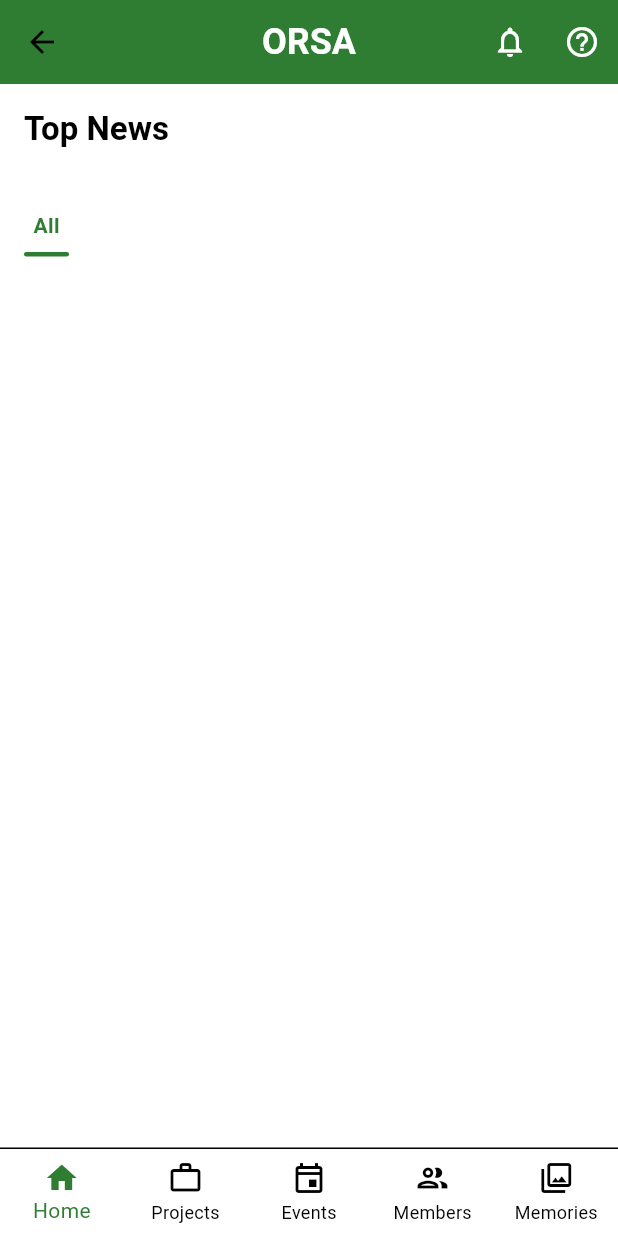
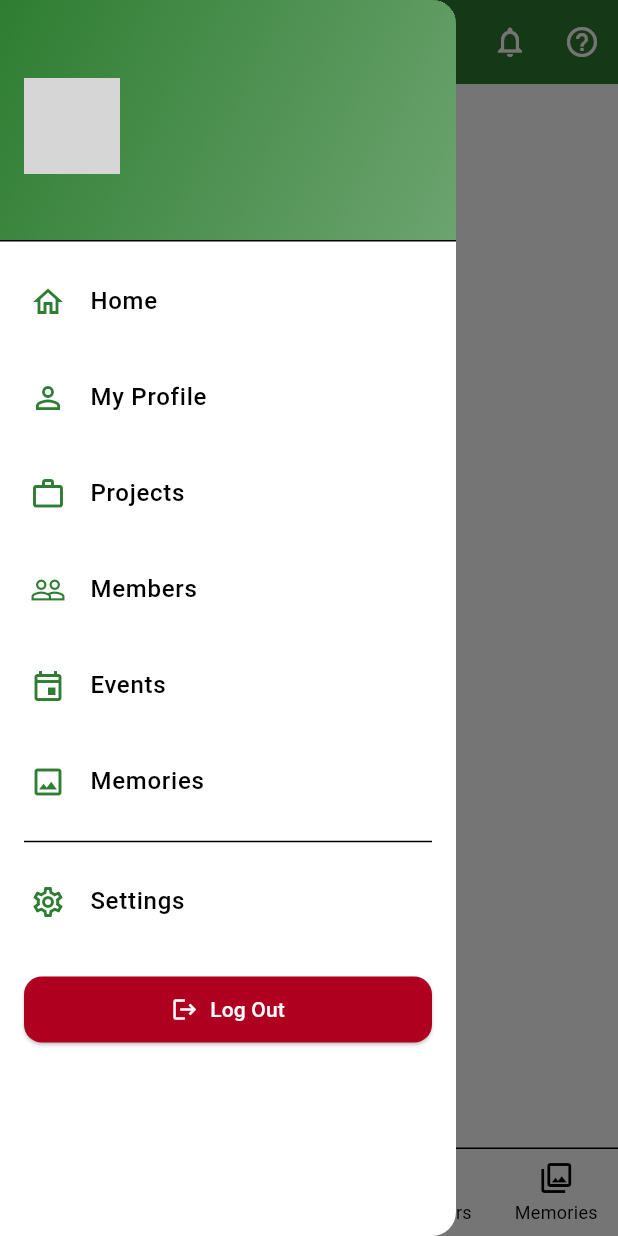
Before and after one commit to Apps-nipuna/Nowa, a Flutter app: the MainNavigationPage screen opened by its route, with the side drawer open (before the commit the screen has no drawer), on a phone screen of 412 x 824 dp. Run offline on Flutter 3.47's test engine with Material 3 defaults, Android fonts, the light colour scheme and no system bars; our stand-ins replace dio, shared_preferences, supabase_flutter; missing offline and left inert: nowa_runtime; accounts and stored records are empty; network calls fail; grey boxes are pictures that could not be loaded.

Commit message:
side menu 1

```diff
--- /dev/null
+++ b/lib/components/side_menu.dart
@@ -0,0 +1,275 @@
+import 'package:flutter/material.dart';
+import 'package:nowa_runtime/nowa_runtime.dart';
+import 'package:supabase_flutter/supabase_flutter.dart';
+import 'package:orsa_3/pages/sign_in_page.dart';
+import 'package:orsa_3/pages/home_page.dart';
+import 'package:orsa_3/pages/my_profile.dart';
+import 'package:orsa_3/pages/projects.dart';
+import 'package:orsa_3/pages/members.dart';
+import 'package:orsa_3/pages/events.dart';
+import 'package:orsa_3/pages/memories_home.dart';
+
+@NowaGenerated()
+class SideMenu extends StatefulWidget {
+  @NowaGenerated({'loader': 'auto-constructor'})
+  const SideMenu({super.key});
+
+  @override
+  State<SideMenu> createState() {
+    return _SideMenuState();
+  }
+}
+
+@NowaGenerated()
+class _SideMenuState extends State<SideMenu> {
+  late Future<Map<String, dynamic>?> userProfileFuture;
+
+  @override
+  void initState() {
+    super.initState();
+    userProfileFuture = _fetchUserProfile();
+  }
+
+  Future<Map<String, dynamic>?> _fetchUserProfile() async {
+    try {
+      final userId = Supabase.instance.client.auth.currentUser!.id;
+      if (userId == null) {
+        return null;
+      }
+      final response = await Supabase.instance.client
+          .from('profiles')
+          .select()
+          .eq('id', userId)
+          .single();
+      return response as Map<String, dynamic>;
+    } catch (e) {
+      return null;
+    }
+  }
+
+  Future<void> _handleLogout() async {
+    try {
+      await Supabase.instance.client.auth.signOut();
+      if (mounted) {
+        Navigator.of(context).pushAndRemoveUntil(
+          MaterialPageRoute(builder: (context) => const SignInPage()),
+          (route) => false,
+        );
+      }
+    } catch (e) {
+      if (mounted) {
+        ScaffoldMessenger.of(
+          context,
+        ).showSnackBar(SnackBar(content: Text('Error signing out: ${e}')));
+      }
+    }
+  }
+
+  Widget _buildUserHeader(BuildContext context, Map<String, dynamic> profile) {
+    final avatarUrl = profile['avatar_url'] as String?;
+    final commonName = profile['common_name'] as String? ?? 'User';
+    final position = profile['position'] as String? ?? '';
+    return Column(
+      crossAxisAlignment: CrossAxisAlignment.start,
+      mainAxisAlignment: MainAxisAlignment.end,
+      children: [
+        avatarUrl != null
+            ? CircleAvatar(
+                radius: 32,
+                backgroundImage: NetworkImage(avatarUrl!),
+              )
+            : CircleAvatar(
+                radius: 32,
+                backgroundColor: Theme.of(context).colorScheme.onPrimary,
+                child: Text(
+                  commonName.isNotEmpty ? commonName[0].toUpperCase() : '?',
+                  style: Theme.of(context).textTheme.headlineMedium?.copyWith(
+                    color: Theme.of(context).colorScheme.primary,
+                    fontWeight: FontWeight.bold,
+                  ),
+                ),
+              ),
+        const SizedBox(height: 12),
+        Text(
+          commonName,
+          style: Theme.of(context).textTheme.titleMedium?.copyWith(
+            color: Theme.of(context).colorScheme.onPrimary,
+            fontWeight: FontWeight.bold,
+          ),
+        ),
+        if (position.isNotEmpty) ...[
+          const SizedBox(height: 4),
+          Text(
+            position,
+            style: Theme.of(context).textTheme.labelSmall?.copyWith(
+              color: Theme.of(
+                context,
+              ).colorScheme.onPrimary.withValues(alpha: 0.8),
+            ),
+          ),
+        ],
+      ],
+    );
+  }
+
+  Widget _buildMenuItem(
+    BuildContext context, {
+    required IconData icon,
+    required String label,
+    required void Function() onTap,
+  }) {
+    return ListTile(
+      leading: Icon(
+        icon,
+        color: Theme.of(context).colorScheme.primary,
+        size: 24,
+      ),
+      title: Text(
+        label,
+        style: Theme.of(
+          context,
+        ).textTheme.bodyLarge?.copyWith(fontWeight: FontWeight.w500),
+      ),
+      contentPadding: const EdgeInsets.symmetric(horizontal: 20, vertical: 4),
+      onTap: onTap,
+      shape: RoundedRectangleBorder(borderRadius: BorderRadius.circular(8)),
+      hoverColor: Theme.of(context).colorScheme.primary.withValues(alpha: 0.1),
+    );
+  }
+
+  @override
+  Widget build(BuildContext context) {
+    return Drawer(
+      backgroundColor: Theme.of(context).colorScheme.surface,
+      child: FutureBuilder<Map<String, dynamic>?>(
+        future: userProfileFuture,
+        builder: (context, snapshot) => ListView(
+          padding: EdgeInsets.zero,
+          children: [
+            DrawerHeader(
+              decoration: BoxDecoration(
+                gradient: LinearGradient(
+                  begin: Alignment.topLeft,
+                  end: Alignment.bottomRight,
+                  colors: [
+                    Theme.of(context).colorScheme.primary,
+                    Theme.of(
+                      context,
+                    ).colorScheme.primary.withValues(alpha: 0.7),
+                  ],
+                ),
+              ),
+              child:
+                  snapshot.connectionState == ConnectionState.done &&
+                      snapshot.hasData
+                  ? _buildUserHeader(context, snapshot.data!)
+                  : Center(
+                      child: CircularProgressIndicator(
+                        color: Theme.of(context).colorScheme.onPrimary,
+                      ),
+                    ),
+            ),
+            _buildMenuItem(
+              context,
+              icon: Icons.home_outlined,
+              label: 'Home',
+              onTap: () {
+                Navigator.pop(context);
+                Navigator.of(context).pushAndRemoveUntil(
+                  MaterialPageRoute(builder: (context) => const HomePage()),
+                  (route) => false,
+                );
+              },
+            ),
+            _buildMenuItem(
+              context,
+              icon: Icons.person_outline,
+              label: 'My Profile',
+              onTap: () {
+                Navigator.pop(context);
+                Navigator.push(
+                  context,
+                  MaterialPageRoute(builder: (context) => const MyProfile()),
+                );
+              },
+            ),
+            _buildMenuItem(
+              context,
+              icon: Icons.work_outline,
+              label: 'Projects',
+              onTap: () {
+                Navigator.pop(context);
+                Navigator.push(
+                  context,
+                  MaterialPageRoute(builder: (context) => const Projects()),
+                );
+              },
+            ),
+            _buildMenuItem(
+              context,
+              icon: Icons.people_outline,
+              label: 'Members',
+              onTap: () {
+                Navigator.pop(context);
+                Navigator.push(
+                  context,
+                  MaterialPageRoute(builder: (context) => const Members()),
+                );
+              },
+            ),
+            _buildMenuItem(
+              context,
+              icon: Icons.event_outlined,
+              label: 'Events',
+              onTap: () {
+                Navigator.pop(context);
+                Navigator.push(
+                  context,
+                  MaterialPageRoute(builder: (context) => const Events()),
+                );
+              },
+            ),
+            _buildMenuItem(
+              context,
+              icon: Icons.image_outlined,
+              label: 'Memories',
+              onTap: () {
+                Navigator.pop(context);
+                Navigator.push(
+                  context,
+                  MaterialPageRoute(builder: (context) => const MemoriesHome()),
+                );
+              },
+            ),
+            const Divider(indent: 16, endIndent: 16),
+            _buildMenuItem(
+              context,
+              icon: Icons.settings_outlined,
+              label: 'Settings',
+              onTap: () {
+                Navigator.pop(context);
+              },
+            ),
+            const Spacer(),
+            Padding(
+              padding: const EdgeInsets.all(16),
+              child: ElevatedButton.icon(
+                onPressed: _handleLogout,
+                icon: const Icon(Icons.logout),
+                label: const Text('Log Out'),
+                style: ElevatedButton.styleFrom(
+                  backgroundColor: Theme.of(context).colorScheme.error,
+                  foregroundColor: Theme.of(context).colorScheme.onError,
+                  padding: const EdgeInsets.symmetric(vertical: 12),
+                  shape: RoundedRectangleBorder(
+                    borderRadius: BorderRadius.circular(12),
+                  ),
+                ),
+              ),
+            ),
+          ],
+        ),
+      ),
+    );
+  }
+}
--- a/lib/pages/main_navigation_page.dart
+++ b/lib/pages/main_navigation_page.dart
@@ -5,6 +5,7 @@ import 'package:orsa_3/pages/events.dart';
 import 'package:orsa_3/pages/members.dart';
 import 'package:orsa_3/pages/memories_home.dart';
 import 'package:nowa_runtime/nowa_runtime.dart';
+import 'package:orsa_3/components/side_menu.dart';
 
 @NowaGenerated()
 class MainNavigationPage extends StatefulWidget {
@@ -32,6 +33,7 @@ class _MainNavigationPageState extends State<MainNavigationPage> {
   @override
   Widget build(BuildContext context) {
     return Scaffold(
+      drawer: const SideMenu(),
       body: _pages[_currentIndex],
       bottomNavigationBar: Container(
         decoration: BoxDecoration(
```
Also changed, not shown: .nowa/thumbnail.png.
